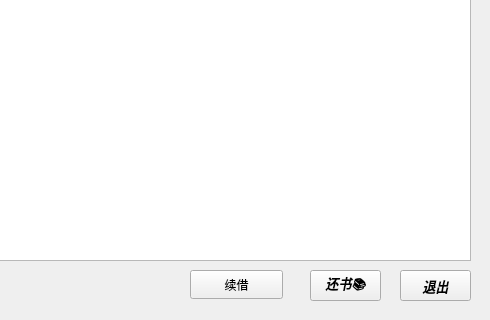
Qt form LibraryManager/borrow_info.ui (Guodanding/713topteam_LibraryManagerSystem) before a commit; both pictures show x 510 to 1000 and y 380 to 700 of the 1000 by 700 pixel window.
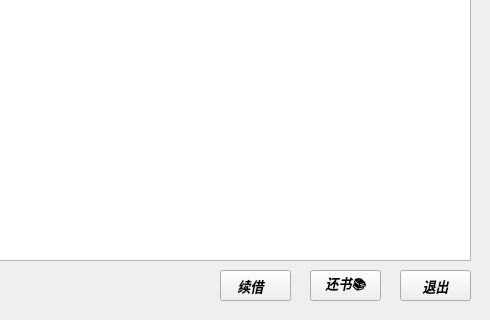
The same form after that commit.

```diff
--- a/LibraryManager/borrow_info.ui
+++ b/LibraryManager/borrow_info.ui
@@ -104,14 +104,21 @@
   <widget class="QPushButton" name="RenewBtn">
    <property name="geometry">
     <rect>
-     <x>700</x>
+     <x>730</x>
      <y>650</y>
-     <width>93</width>
-     <height>29</height>
+     <width>71</width>
+     <height>31</height>
     </rect>
    </property>
+   <property name="font">
+    <font>
+     <pointsize>10</pointsize>
+     <italic>true</italic>
+     <bold>true</bold>
+    </font>
+   </property>
    <property name="text">
-    <string>续借</string>
+    <string>续借📖</string>
    </property>
   </widget>
  </widget>
```
